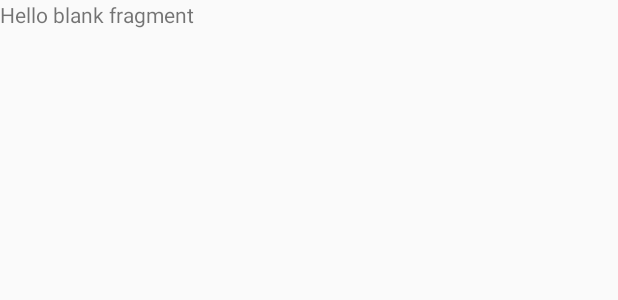
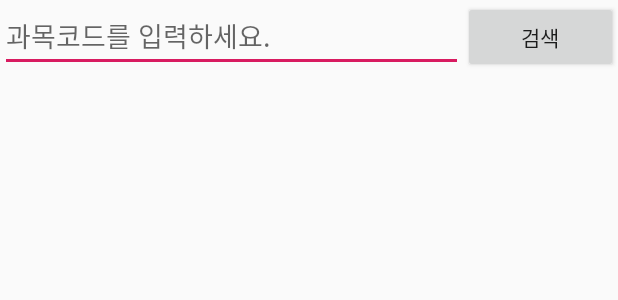
Before and after one commit to Sky-Titan/Team_Turkey, an Android app: the layout fragment_c.xml on its own in the app's theme, with its tools: preview values and no code run, on a phone screen of 412 x 824 dp. Shown: the top 300 px of the screen. Run offline under Robolectric (Android 15) with nearby library versions, the light colour scheme and no system bars.

Commit message:
fragment c changed

```diff
--- a/turkey_Android/app/src/main/res/layout/fragment_c.xml
+++ b/turkey_Android/app/src/main/res/layout/fragment_c.xml
@@ -1,14 +1,22 @@
 <?xml version="1.0" encoding="utf-8"?>
-<FrameLayout xmlns:android="http://schemas.android.com/apk/res/android"
+<TableLayout xmlns:android="http://schemas.android.com/apk/res/android"
     xmlns:tools="http://schemas.android.com/tools"
     android:layout_width="match_parent"
     android:layout_height="match_parent"
     tools:context=".FragmentC">
-
-    <!-- TODO: Update blank fragment layout -->
-    <TextView
-        android:layout_width="match_parent"
-        android:layout_height="match_parent"
-        android:text="@string/hello_blank_fragment" />
-
-</FrameLayout>
+    <TableRow>
+    <EditText
+        android:layout_width="0dp"
+        android:layout_height="wrap_content"
+        android:layout_weight="3"
+        android:hint="과목코드를 입력하세요."/>
+    <Button
+        android:layout_weight="1"
+        android:layout_width="0dp"
+        android:layout_height="wrap_content"
+        android:text="검색"/>
+    </TableRow>
+    <TableRow>
+        <ListView></ListView>
+    </TableRow>
+</TableLayout>
```
